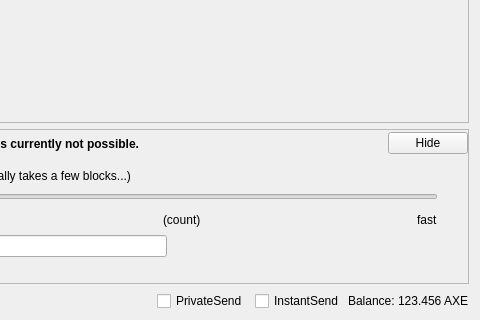
The window that src/qt/forms/sendcoinsdialog.ui (AXErunners/axe) describes before a commit, drawn with Qt 5; both pictures show x 370 to 850 and y 206 to 526 of the 850 by 526 pixel window.
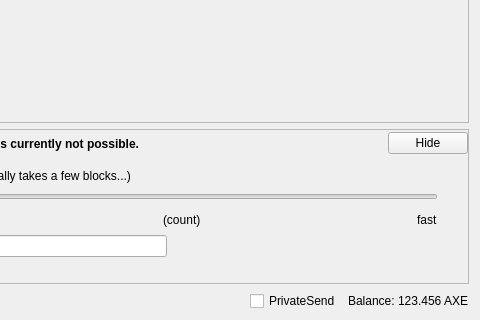
The same window after the commit. Custom widgets are drawn as their Qt base class.

Commit message: Remove legacy InstantSend from GUI

Patch:
```diff
--- a/src/qt/forms/sendcoinsdialog.ui
+++ b/src/qt/forms/sendcoinsdialog.ui
@@ -1278,22 +1278,6 @@
          </property>
         </widget>
        </item>
-       <item>
-        <widget class="QCheckBox" name="checkUseInstantSend">
-         <property name="enabled">
-          <bool>true</bool>
-         </property>
-         <property name="minimumSize">
-          <size>
-           <width>85</width>
-           <height>0</height>
-          </size>
-         </property>
-         <property name="text">
-          <string>InstantSend</string>
-         </property>
-        </widget>
-       </item>
        <item>
         <widget class="QLabel" name="label">
          <property name="text">
```
The commit also changes 17 other files.
